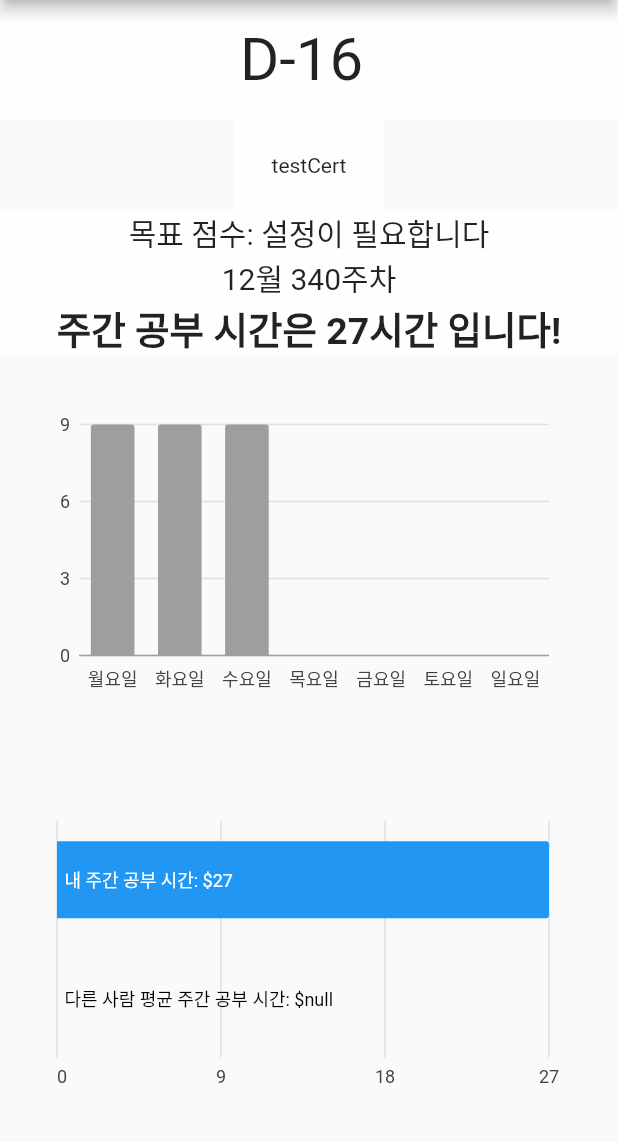
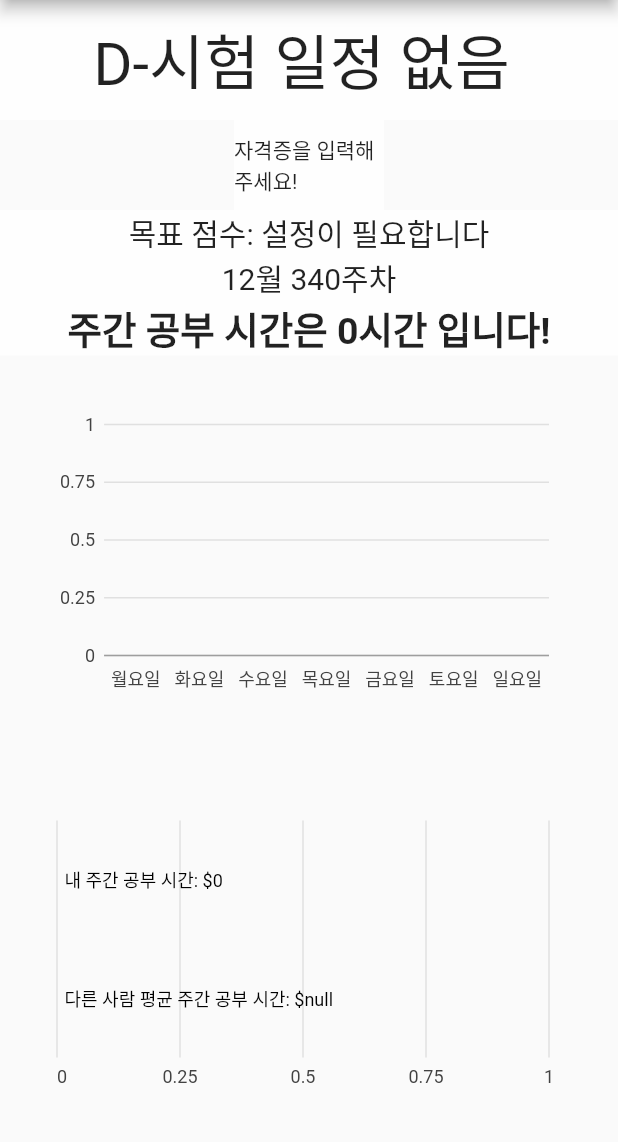
Before and after one commit to Tetragone/toys, a Flutter app: the StudyManager screen opened directly, on a phone screen of 412 x 824 dp, the part 84-1226 px from its top. Run offline on Flutter 3.47's test engine with Material 2 defaults, Android fonts, the phone set to English and light mode, and no system bars; our stand-ins replace carousel_slider, charts_flutter, cloud_firestore, firebase_auth, firebase_core, firebase_messaging and 4 more; missing offline and left inert: firebase_helpers; accounts and stored records are empty; network calls fail.

Commit message:
임시조치

```diff
--- a/my_cert_helper/lib/data_group.dart
+++ b/my_cert_helper/lib/data_group.dart
@@ -59,7 +59,7 @@ class CertObjective {
 
   CertObjective buildTestData() {
     CertID = 101;
-    CertName = "testCert";
+    CertName = "자격증을 입력해 주세요!";
     priority = 1;
     targetGrade =  -1;
     isTested = false;
@@ -67,7 +67,6 @@ class CertObjective {
 
     DateTime dummyDate = DateTime.now();
     dummyDate = dummyDate.add(new Duration(days: 17));
-    examDate.add(dummyDate);
 
     DateTime startTime;
     DateTime endTime;
@@ -79,7 +78,7 @@ class CertObjective {
       parse = DateTime.now().subtract(new Duration(days: (14 - count) ) ).toString().substring(0,10);
       endTime = DateTime.parse(parse).add(new Duration(hours:9));
       dummyTime = new StudyTime(startTime, endTime);
-      personalTime.add(dummyTime);
+//      personalTime.add(dummyTime);
     }
   }
 
--- a/my_cert_helper/lib/each_recommendation_test_question.dart
+++ b/my_cert_helper/lib/each_recommendation_test_question.dart
@@ -2,6 +2,8 @@ import 'package:cloud_firestore/cloud_firestore.dart';
 import 'package:flutter/material.dart';
 import 'package:mycerthelper/main.dart';
 import 'package:mycerthelper/page_study_manage.dart';
+
+import 'data_group.dart';
 
 class TestQuestion extends StatefulWidget {
   int selected;
@@ -78,10 +80,10 @@ class TestQuestionState extends State<TestQuestion>{
   }
 
   getFirestoreDocuments() async{
-    if(StudyManagerState.data.certObj.elementAt(selected).classificationName == '어학'){
+    if(Data.certObj.elementAt(selected).classificationName == '어학'){
       qSnap = await firestore.collection("RecommedationQuestionForLanguage").getDocuments();
     }
-    else if(StudyManagerState.data.certObj.elementAt(selected).classificationName == '사회'){
+    else if(Data.certObj.elementAt(selected).classificationName == '사회'){
       qSnap = await firestore.collection("RecommedationQuestionForSocial").getDocuments();
     }
     else {
--- a/my_cert_helper/lib/page_study_manage.dart
+++ b/my_cert_helper/lib/page_study_manage.dart
@@ -51,7 +51,7 @@ class StudyManagerState extends State<StudyManager> {
                   children: <Widget>[
                     Container(
                       child: Text(
-                          'D-${(targetCert.getRemainingDate() == -99 ? "NULL" : targetCert.getRemainingDate()) } ',
+                          'D-${(targetCert.getRemainingDate() == -99 ? "시험 일정 없음" : targetCert.getRemainingDate()) } ',
                         style: TextStyle(
                           fontSize: 40
                         ),
--- a/my_cert_helper/lib/test_score_prediction.dart
+++ b/my_cert_helper/lib/test_score_prediction.dart
@@ -1,6 +1,8 @@
 import 'package:flutter/material.dart';
 import 'package:mycerthelper/main.dart';
 import 'package:mycerthelper/page_study_manage.dart';
+
+import 'data_group.dart';
 
 class TestScorePrediction extends StatelessWidget{
   static int selected = 0;
@@ -15,10 +17,10 @@ class TestScorePrediction extends StatelessWidget{
           Expanded(
             flex: 10,
             child: ListView.builder(
-                itemCount: StudyManagerState.data.certObj.length,
+                itemCount: Data.certObj.length,
                 itemBuilder: (context, index){
                   return ListTile(
-                    title: Text(StudyManagerState.data.certObj.elementAt(index).CertName),
+                    title: Text(Data.certObj.elementAt(index).CertName),
                     trailing: IconButton(
                       icon: Icon(Icons.settings),
                       onPressed: () {
```
Also changed, not shown: my_cert_helper/lib/information_review_page.dart (+15 -23 lines).
